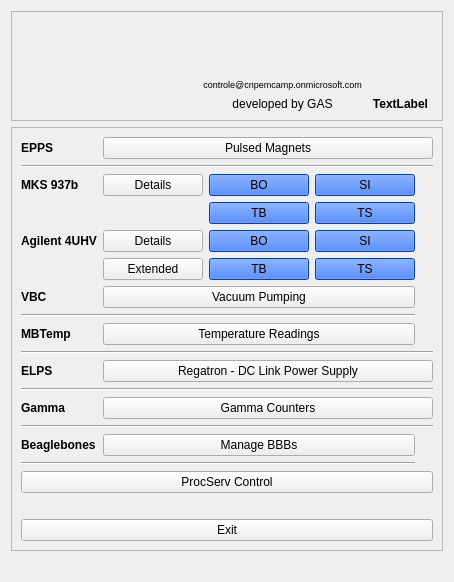
Qt form siriushlacon/launcher/ui/launcher.ui (lnls-sirius/pydm-opi) before a commit.
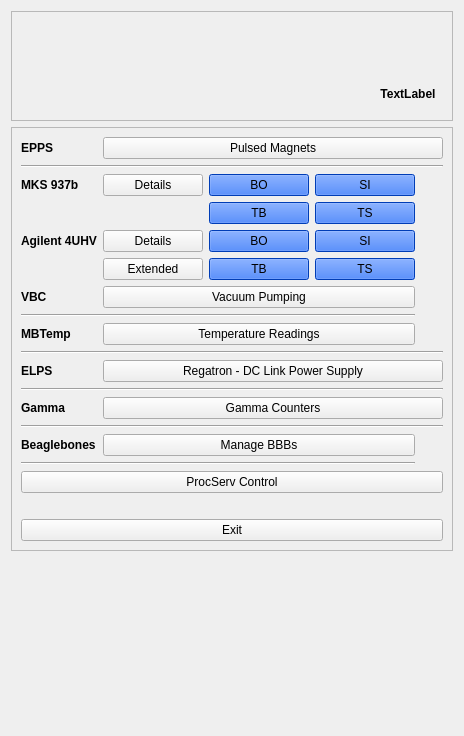
The same form after that commit. Custom widgets are drawn as their Qt base class.

The edit to the form file:
```diff
--- a/siriushlacon/launcher/ui/launcher.ui
+++ b/siriushlacon/launcher/ui/launcher.ui
@@ -6,8 +6,8 @@
    <rect>
     <x>0</x>
     <y>0</y>
-    <width>454</width>
-    <height>582</height>
+    <width>464</width>
+    <height>736</height>
    </rect>
   </property>
   <property name="windowTitle">
@@ -23,20 +23,7 @@
       <enum>QFrame::Raised</enum>
      </property>
      <layout class="QGridLayout" name="gridLayout_3">
-      <item row="0" column="0">
-       <spacer name="horizontalSpacer_2">
-        <property name="orientation">
-         <enum>Qt::Horizontal</enum>
-        </property>
-        <property name="sizeHint" stdset="0">
-         <size>
-          <width>40</width>
-          <height>20</height>
-         </size>
-        </property>
-       </spacer>
-      </item>
-      <item row="2" column="5">
+      <item row="1" column="5">
        <widget class="QLabel" name="lblVersion">
         <property name="font">
          <font>
@@ -52,41 +39,6 @@
         </property>
        </widget>
       </item>
-      <item row="0" column="1" rowspan="3">
-       <widget class="QLabel" name="label_lnls">
-        <property name="minimumSize">
-         <size>
-          <width>90</width>
-          <height>90</height>
-         </size>
-        </property>
-        <property name="maximumSize">
-         <size>
-          <width>90</width>
-          <height>90</height>
-         </size>
-        </property>
-        <property name="scaledContents">
-         <bool>true</bool>
-        </property>
-       </widget>
-      </item>
-      <item row="2" column="4">
-       <widget class="QLabel" name="label_296">
-        <property name="maximumSize">
-         <size>
-          <width>16777215</width>
-          <height>20</height>
-         </size>
-        </property>
-        <property name="text">
-         <string>developed by GAS</string>
-        </property>
-        <property name="alignment">
-         <set>Qt::AlignCenter</set>
-        </property>
-       </widget>
-      </item>
       <item row="0" column="5">
        <spacer name="horizontalSpacer">
         <property name="orientation">
@@ -100,412 +52,22 @@
         </property>
        </spacer>
       </item>
-      <item row="1" column="4">
-       <widget class="QLabel" name="label_294">
+      <item row="0" column="1" rowspan="2">
+       <widget class="QLabel" name="label_lnls">
+        <property name="minimumSize">
+         <size>
+          <width>90</width>
+          <height>90</height>
+         </size>
+        </property>
         <property name="maximumSize">
          <size>
-          <width>16777215</width>
-          <height>15</height>
+          <width>90</width>
+          <height>90</height>
          </size>
         </property>
-        <property name="palette">
-         <palette>
-          <active>
-           <colorrole role="WindowText">
-            <brush brushstyle="SolidPattern">
-             <color alpha="255">
-              <red>0</red>
-              <green>0</green>
-              <blue>255</blue>
-             </color>
-            </brush>
-           </colorrole>
-           <colorrole role="Button">
-            <brush brushstyle="SolidPattern">
-             <color alpha="255">
-              <red>239</red>
-              <green>235</green>
-              <blue>231</blue>
-             </color>
-            </brush>
-           </colorrole>
-           <colorrole role="Light">
-            <brush brushstyle="SolidPattern">
-             <color alpha="255">
-              <red>255</red>
-              <green>255</green>
-              <blue>255</blue>
-             </color>
-            </brush>
-           </colorrole>
-           <colorrole role="Midlight">
-            <brush brushstyle="SolidPattern">
-             <color alpha="255">
-              <red>247</red>
-              <green>245</green>
-              <blue>243</blue>
-             </color>
-            </brush>
-           </colorrole>
-           <colorrole role="Dark">
-            <brush brushstyle="SolidPattern">
-             <color alpha="255">
-              <red>119</red>
-              <green>117</green>
-              <blue>115</blue>
-             </color>
-            </brush>
-           </colorrole>
-           <colorrole role="Mid">
-            <brush brushstyle="SolidPattern">
-             <color alpha="255">
-              <red>159</red>
-              <green>157</green>
-              <blue>154</blue>
-             </color>
-            </brush>
-           </colorrole>
-           <colorrole role="BrightText">
-            <brush brushstyle="SolidPattern">
-             <color alpha="255">
-              <red>255</red>
-              <green>255</green>
-              <blue>255</blue>
-             </color>
-            </brush>
-           </colorrole>
-           <colorrole role="ButtonText">
-            <brush brushstyle="SolidPattern">
-             <color alpha="255">
-              <red>0</red>
-              <green>0</green>
-              <blue>0</blue>
-             </color>
-            </brush>
-           </colorrole>
-           <colorrole role="Base">
-            <brush brushstyle="SolidPattern">
-             <color alpha="255">
-              <red>255</red>
-              <green>255</green>
-              <blue>255</blue>
-             </color>
-            </brush>
-           </colorrole>
-           <colorrole role="Window">
-            <brush brushstyle="SolidPattern">
-             <color alpha="255">
-              <red>239</red>
-              <green>235</green>
-              <blue>231</blue>
-             </color>
-            </brush>
-           </colorrole>
-           <colorrole role="Shadow">
-            <brush brushstyle="SolidPattern">
-             <color alpha="255">
-              <red>0</red>
-              <green>0</green>
-              <blue>0</blue>
-             </color>
-            </brush>
-           </colorrole>
-           <colorrole role="AlternateBase">
-            <brush brushstyle="SolidPattern">
-             <color alpha="255">
-              <red>247</red>
-              <green>245</green>
-              <blue>243</blue>
-             </color>
-            </brush>
-           </colorrole>
-           <colorrole role="ToolTipBase">
-            <brush brushstyle="SolidPattern">
-             <color alpha="255">
-              <red>255</red>
-              <green>255</green>
-              <blue>220</blue>
-             </color>
-            </brush>
-           </colorrole>
-           <colorrole role="ToolTipText">
-            <brush brushstyle="SolidPattern">
-             <color alpha="255">
-              <red>0</red>
-              <green>0</green>
-              <blue>0</blue>
-             </color>
-            </brush>
-           </colorrole>
-          </active>
-          <inactive>
-           <colorrole role="WindowText">
-            <brush brushstyle="SolidPattern">
-             <color alpha="255">
-              <red>0</red>
-              <green>0</green>
-              <blue>0</blue>
-             </color>
-            </brush>
-           </colorrole>
-           <colorrole role="Button">
-            <brush brushstyle="SolidPattern">
-             <color alpha="255">
-              <red>239</red>
-              <green>235</green>
-              <blue>231</blue>
-             </color>
-            </brush>
-           </colorrole>
-           <colorrole role="Light">
-            <brush brushstyle="SolidPattern">
-             <color alpha="255">
-              <red>255</red>
-              <green>255</green>
-              <blue>255</blue>
-             </color>
-            </brush>
-           </colorrole>
-           <colorrole role="Midlight">
-            <brush brushstyle="SolidPattern">
-             <color alpha="255">
-              <red>247</red>
-              <green>245</green>
-              <blue>243</blue>
-             </color>
-            </brush>
-           </colorrole>
-           <colorrole role="Dark">
-            <brush brushstyle="SolidPattern">
-             <color alpha="255">
-              <red>119</red>
-              <green>117</green>
-              <blue>115</blue>
-             </color>
-            </brush>
-           </colorrole>
-           <colorrole role="Mid">
-            <brush brushstyle="SolidPattern">
-             <color alpha="255">
-              <red>159</red>
-              <green>157</green>
-              <blue>154</blue>
-             </color>
-            </brush>
-           </colorrole>
-           <colorrole role="BrightText">
-            <brush brushstyle="SolidPattern">
-             <color alpha="255">
-              <red>255</red>
-              <green>255</green>
-              <blue>255</blue>
-             </color>
-            </brush>
-           </colorrole>
-           <colorrole role="ButtonText">
-            <brush brushstyle="SolidPattern">
-             <color alpha="255">
-              <red>0</red>
-              <green>0</green>
-              <blue>0</blue>
-             </color>
-            </brush>
-           </colorrole>
-           <colorrole role="Base">
-            <brush brushstyle="SolidPattern">
-             <color alpha="255">
-              <red>255</red>
-              <green>255</green>
-              <blue>255</blue>
-             </color>
-            </brush>
-           </colorrole>
-           <colorrole role="Window">
-            <brush brushstyle="SolidPattern">
-             <color alpha="255">
-              <red>239</red>
-              <green>235</green>
-              <blue>231</blue>
-             </color>
-            </brush>
-           </colorrole>
-           <colorrole role="Shadow">
-            <brush brushstyle="SolidPattern">
-             <color alpha="255">
-              <red>0</red>
-              <green>0</green>
-              <blue>0</blue>
-             </color>
-            </brush>
-           </colorrole>
-           <colorrole role="AlternateBase">
-            <brush brushstyle="SolidPattern">
-             <color alpha="255">
-              <red>247</red>
-              <green>245</green>
-              <blue>243</blue>
-             </color>
-            </brush>
-           </colorrole>
-           <colorrole role="ToolTipBase">
-            <brush brushstyle="SolidPattern">
-             <color alpha="255">
-              <red>255</red>
-              <green>255</green>
-              <blue>220</blue>
-             </color>
-            </brush>
-           </colorrole>
-           <colorrole role="ToolTipText">
-            <brush brushstyle="SolidPattern">
-             <color alpha="255">
-              <red>0</red>
-              <green>0</green>
-              <blue>0</blue>
-             </color>
-            </brush>
-           </colorrole>
-          </inactive>
-          <disabled>
-           <colorrole role="WindowText">
-            <brush brushstyle="SolidPattern">
-             <color alpha="255">
-              <red>119</red>
-              <green>117</green>
-              <blue>115</blue>
-             </color>
-            </brush>
-           </colorrole>
-           <colorrole role="Button">
-            <brush brushstyle="SolidPattern">
-             <color alpha="255">
-              <red>239</red>
-              <green>235</green>
-              <blue>231</blue>
-             </color>
-            </brush>
-           </colorrole>
-           <colorrole role="Light">
-            <brush brushstyle="SolidPattern">
-             <color alpha="255">
-              <red>255</red>
-              <green>255</green>
-              <blue>255</blue>
-             </color>
-            </brush>
-           </colorrole>
-           <colorrole role="Midlight">
-            <brush brushstyle="SolidPattern">
-             <color alpha="255">
-              <red>247</red>
-              <green>245</green>
-              <blue>243</blue>
-             </color>
-            </brush>
-           </colorrole>
-           <colorrole role="Dark">
-            <brush brushstyle="SolidPattern">
-             <color alpha="255">
-              <red>119</red>
-              <green>117</green>
-              <blue>115</blue>
-             </color>
-            </brush>
-           </colorrole>
-           <colorrole role="Mid">
-            <brush brushstyle="SolidPattern">
-             <color alpha="255">
-              <red>159</red>
-              <green>157</green>
-              <blue>154</blue>
-             </color>
-            </brush>
-           </colorrole>
-           <colorrole role="BrightText">
-            <brush brushstyle="SolidPattern">
-             <color alpha="255">
-              <red>255</red>
-              <green>255</green>
-              <blue>255</blue>
-             </color>
-            </brush>
-           </colorrole>
-           <colorrole role="ButtonText">
-            <brush brushstyle="SolidPattern">
-             <color alpha="255">
-              <red>119</red>
-              <green>117</green>
-              <blue>115</blue>
-             </color>
-            </brush>
-           </colorrole>
-           <colorrole role="Base">
-            <brush brushstyle="SolidPattern">
-             <color alpha="255">
-              <red>239</red>
-              <green>235</green>
-              <blue>231</blue>
-             </color>
-            </brush>
-           </colorrole>
-           <colorrole role="Window">
-            <brush brushstyle="SolidPattern">
-             <color alpha="255">
-              <red>239</red>
-              <green>235</green>
-              <blue>231</blue>
-             </color>
-            </brush>
-           </colorrole>
-           <colorrole role="Shadow">
-            <brush brushstyle="SolidPattern">
-             <color alpha="255">
-              <red>0</red>
-              <green>0</green>
-              <blue>0</blue>
-             </color>
-            </brush>
-           </colorrole>
-           <colorrole role="AlternateBase">
-            <brush brushstyle="SolidPattern">
-             <color alpha="255">
-              <red>239</red>
-              <green>235</green>
-              <blue>231</blue>
-             </color>
-            </brush>
-           </colorrole>
-           <colorrole role="ToolTipBase">
-            <brush brushstyle="SolidPattern">
-             <color alpha="255">
-              <red>255</red>
-              <green>255</green>
-              <blue>220</blue>
-             </color>
-            </brush>
-           </colorrole>
-           <colorrole role="ToolTipText">
-            <brush brushstyle="SolidPattern">
-             <color alpha="255">
-              <red>0</red>
-              <green>0</green>
-              <blue>0</blue>
-             </color>
-            </brush>
-           </colorrole>
-          </disabled>
-         </palette>
-        </property>
-        <property name="font">
-         <font>
-          <pointsize>7</pointsize>
-         </font>
-        </property>
-        <property name="text">
-         <string>controle@cnpemcamp.onmicrosoft.com</string>
-        </property>
-        <property name="alignment">
-         <set>Qt::AlignCenter</set>
+        <property name="scaledContents">
+         <bool>true</bool>
         </property>
        </widget>
       </item>
@@ -531,6 +93,19 @@
         </property>
        </widget>
       </item>
+      <item row="0" column="0">
+       <spacer name="horizontalSpacer_2">
+        <property name="orientation">
+         <enum>Qt::Horizontal</enum>
+        </property>
+        <property name="sizeHint" stdset="0">
+         <size>
+          <width>40</width>
+          <height>20</height>
+         </size>
+        </property>
+       </spacer>
+      </item>
      </layout>
     </widget>
    </item>
```
